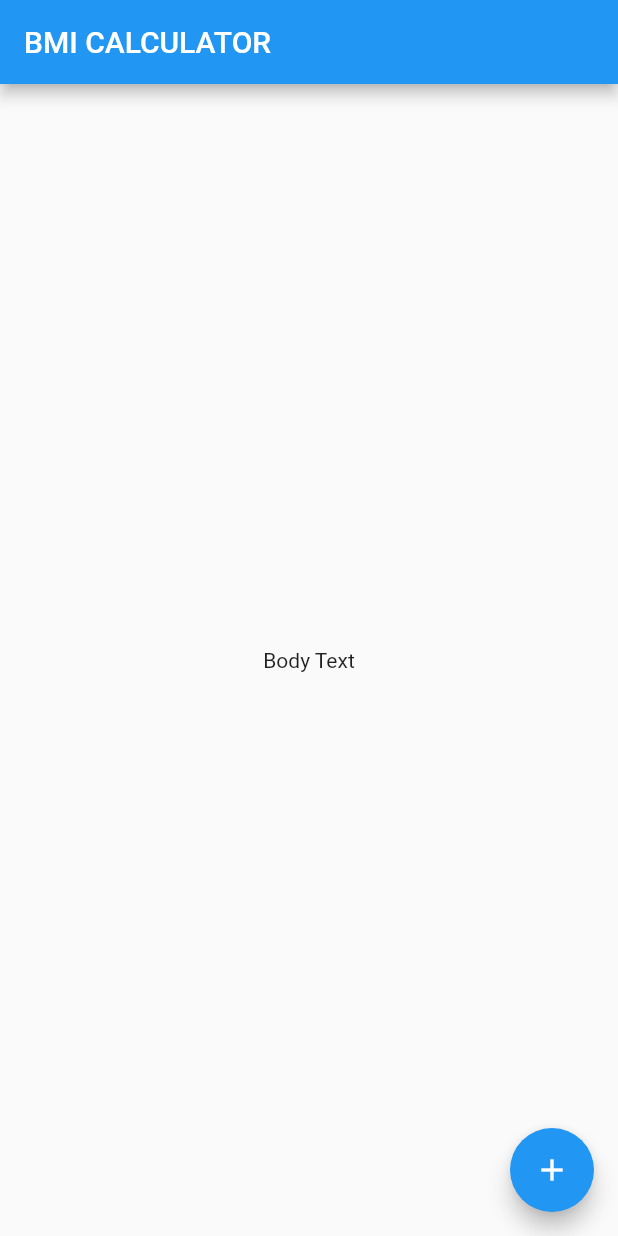
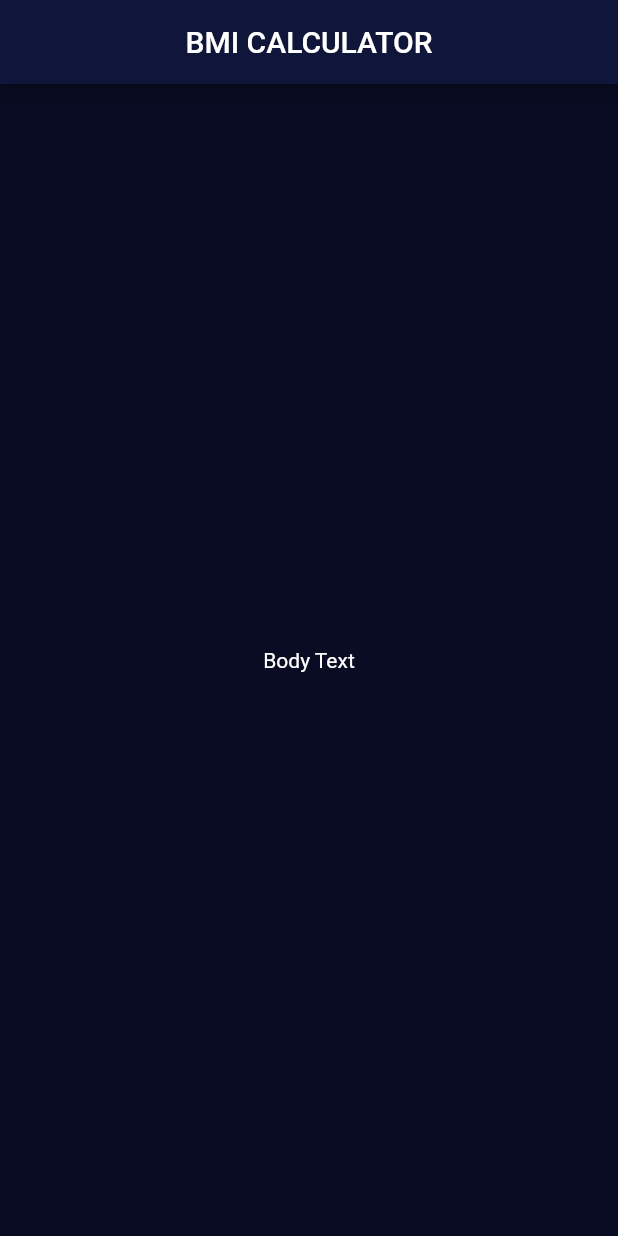
Before and after one commit to RohitIslam/BMI-Calculator, a Flutter app: the screen it shows after launch, on a phone screen of 412 x 824 dp. Run offline on Flutter 3.47's test engine with Material 2 defaults, Android fonts, the phone set to English and light mode, and no system bars.

Commit message:
Input page separated

```diff
--- a/lib/main.dart
+++ b/lib/main.dart
@@ -1,4 +1,6 @@
 import 'package:flutter/material.dart';
+
+import './pages/input_page.dart';
 
 void main() => runApp(BMICalculator());
 
@@ -6,30 +8,13 @@ class BMICalculator extends StatelessWidget {
   @override
   Widget build(BuildContext context) {
     return MaterialApp(
+      theme: ThemeData.dark().copyWith(
+        primaryColor: Color(0xFF101639),
+        // primaryColor: Color(0xFF101639),
+        scaffoldBackgroundColor: Color(0xFF090C22),
+        // scaffoldBackgroundColor: Color(0xFF0D1237),
+      ),
       home: InputPage(),
     );
   }
 }
-
-class InputPage extends StatefulWidget {
-  @override
-  _InputPageState createState() => _InputPageState();
-}
-
-class _InputPageState extends State<InputPage> {
-  @override
-  Widget build(BuildContext context) {
-    return Scaffold(
-      appBar: AppBar(
-        title: Text('BMI CALCULATOR'),
-      ),
-      body: Center(
-        child: Text('Body Text'),
-      ),
-      floatingActionButton: FloatingActionButton(
-        child: Icon(Icons.add),
-        onPressed: () {},
-      ),
-    );
-  }
-}
--- /dev/null
+++ b/lib/pages/input_page.dart
@@ -0,0 +1,24 @@
+import 'package:flutter/material.dart';
+
+class InputPage extends StatefulWidget {
+  @override
+  _InputPageState createState() => _InputPageState();
+}
+
+class _InputPageState extends State<InputPage> {
+  @override
+  Widget build(BuildContext context) {
+    return Scaffold(
+      appBar: AppBar(
+        title: Center(
+          child: Text(
+            'BMI CALCULATOR',
+          ),
+        ),
+      ),
+      body: Center(
+        child: Text('Body Text'),
+      ),
+    );
+  }
+}
```
